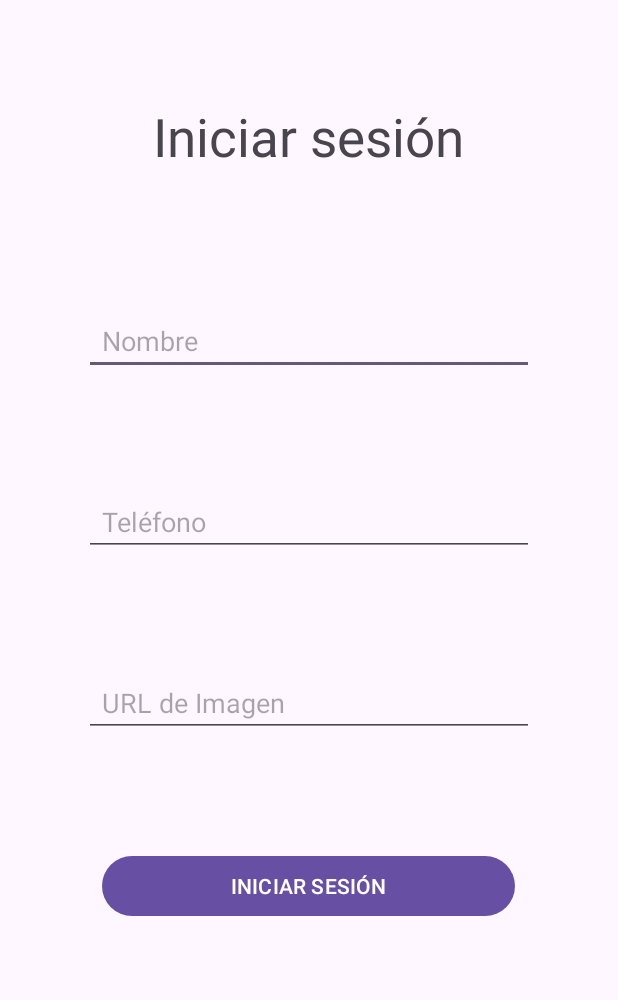
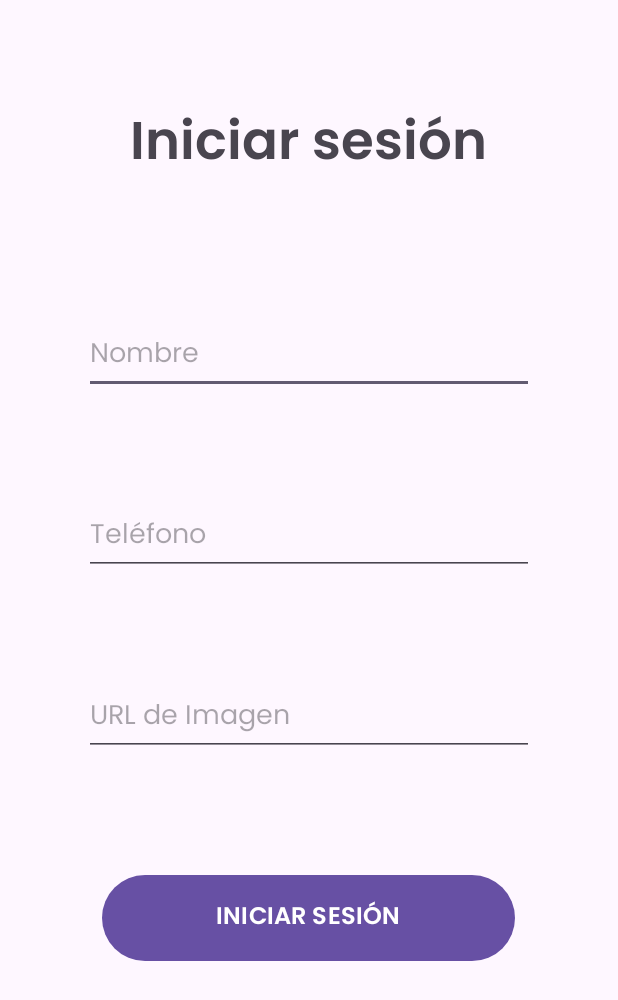
Before and after one commit to nosoyunbott/parcial-tp3, an Android app: the screen it shows after launch (StartActivity), on a phone screen of 412 x 824 dp. Shown: the top 1000 px of the screen. Run offline under Robolectric (Android 15) with nearby library versions, the phone set to English and light mode, and no system bars.

Commit message:
feat/ui de start, home, favs y adopted

```diff
--- a/app/src/main/res/layout/fragment_start.xml
+++ b/app/src/main/res/layout/fragment_start.xml
@@ -14,6 +14,7 @@
         android:layout_centerHorizontal="true"
         android:layout_marginTop="20dp"
         android:textSize="35sp"
+        android:fontFamily="@font/poppins_semibold"
         android:text="Iniciar sesión"/>
 
     <EditText
@@ -26,7 +27,7 @@
         android:layout_marginTop="90dp"
         android:layout_marginEnd="16dp"
         android:hint="Nombre"
-        android:paddingStart="12dp" />
+        android:fontFamily="@font/poppins_regular" />
 
     <EditText
         android:id="@+id/edtPhone"
@@ -38,7 +39,7 @@
         android:layout_marginTop="75dp"
         android:layout_marginEnd="16dp"
         android:hint="Teléfono"
-        android:paddingStart="12dp" />
+        android:fontFamily="@font/poppins_regular" />
 
     <EditText
         android:id="@+id/edtImage"
@@ -50,17 +51,19 @@
         android:layout_marginTop="75dp"
         android:layout_marginEnd="16dp"
         android:hint="URL de Imagen"
-        android:paddingStart="12dp" />
+        android:fontFamily="@font/poppins_regular" />
 
     <Button
         android:id="@+id/btnLogin"
         android:layout_width="275dp"
-        android:layout_height="wrap_content"
+        android:layout_height="65dp"
         android:layout_below="@+id/edtImage"
         android:layout_centerHorizontal="true"
         android:layout_marginStart="16dp"
         android:layout_marginTop="75dp"
         android:layout_marginEnd="16dp"
-        android:text="INICIAR SESIÓN" />
+        android:textSize="16dp"
+        android:text="INICIAR SESIÓN"
+        android:fontFamily="@font/poppins_semibold"/>
 
 </RelativeLayout>
```
Also changed, not shown: app/src/main/res/font/fonts.xml (added, +23 -0 lines), app/src/main/res/layout/fragment_adoption.xml (+30 -11 lines), app/src/main/res/layout/fragment_favourites.xml (+11 -2 lines), app/src/main/res/layout/fragment_home.xml (+11 -9 lines), app/src/main/res/font/poppins_extralight.ttf (added), app/src/main/res/font/poppins_light.ttf (added), app/src/main/res/font/poppins_regular.ttf (added), app/src/main/res/font/poppins_semibold.ttf (added), app/src/main/res/font/quicksand_light.ttf (added).
